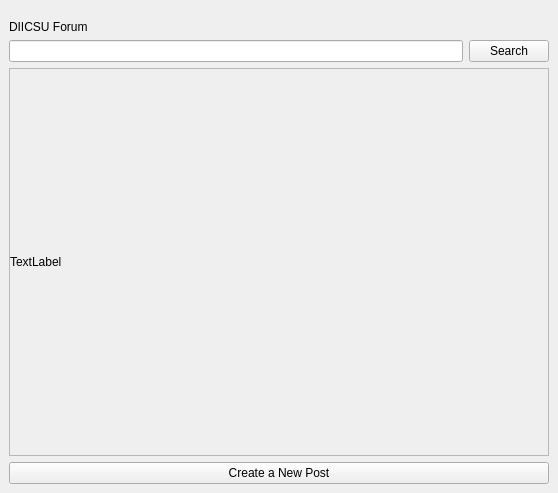
Old version of the form ui/postPage.ui in the repository FrenchFries-101/frontend.
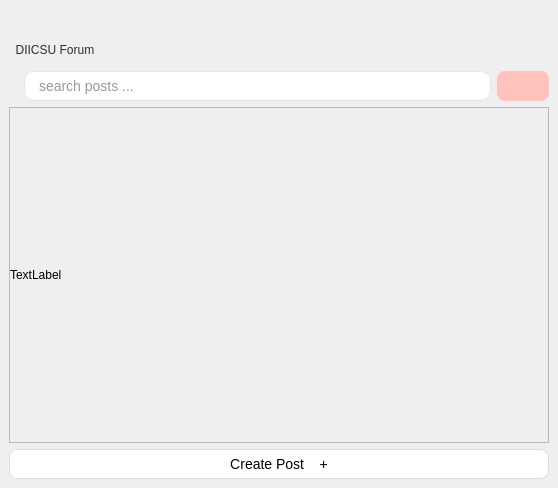
New version of the form. The open tabs and pages were chosen to show the change. Icons and pictures are not drawn.

Commit message: postMain's design has finished

Patch:
```diff
--- a/ui/postPage.ui
+++ b/ui/postPage.ui
@@ -7,7 +7,7 @@
     <x>0</x>
     <y>0</y>
     <width>558</width>
-    <height>493</height>
+    <height>488</height>
    </rect>
   </property>
   <property name="sizePolicy">
@@ -39,22 +39,156 @@
      </property>
      <widget class="QWidget" name="forum_main">
       <layout class="QVBoxLayout" name="verticalLayout_3">
+       <item>
+        <spacer name="verticalSpacer">
+         <property name="orientation">
+          <enum>Qt::Orientation::Vertical</enum>
+         </property>
+         <property name="sizeType">
+          <enum>QSizePolicy::Policy::Fixed</enum>
+         </property>
+         <property name="sizeHint" stdset="0">
+          <size>
+           <width>20</width>
+           <height>15</height>
+          </size>
+         </property>
+        </spacer>
+       </item>
        <item>
         <widget class="QLabel" name="title_main">
+         <property name="minimumSize">
+          <size>
+           <width>0</width>
+           <height>30</height>
+          </size>
+         </property>
+         <property name="focusPolicy">
+          <enum>Qt::FocusPolicy::NoFocus</enum>
+         </property>
+         <property name="styleSheet">
+          <string notr="true">/*font: 16pt &quot;Papyrus&quot;;*/
+font: 700 15pt &quot;Terminal&quot;;
+color: rgb(50, 43, 43);</string>
+         </property>
          <property name="text">
-          <string>DIICSU Forum</string>
+          <string>  DIICSU Forum</string>
          </property>
         </widget>
        </item>
        <item>
         <layout class="QHBoxLayout" name="Search">
          <item>
-          <widget class="QLineEdit" name="search_input"/>
+          <spacer name="horizontalSpacer">
+           <property name="orientation">
+            <enum>Qt::Orientation::Horizontal</enum>
+           </property>
+           <property name="sizeType">
+            <enum>QSizePolicy::Policy::Fixed</enum>
+           </property>
+           <property name="sizeHint" stdset="0">
+            <size>
+             <width>15</width>
+             <height>10</height>
+            </size>
+           </property>
+          </spacer>
+         </item>
+         <item>
+          <widget class="QLineEdit" name="search_input">
+           <property name="minimumSize">
+            <size>
+             <width>0</width>
+             <height>30</height>
+            </size>
+           </property>
+           <property name="maximumSize">
+            <size>
+             <width>16777215</width>
+             <height>30</height>
+            </size>
+           </property>
+           <property name="styleSheet">
+            <string notr="true">/* ================= 搜索框 ================= */
+
+QLineEdit#search_input {
+
+    background-color: white;
+
+    border: 1px solid #e5e5e5;
+    border-radius: 10px;
+
+    padding: 6px 12px;
+
+    font-size: 14px;
+    color: #333;
+
+}
+
+
+/* 鼠标悬停 */
+
+QLineEdit#search_input:hover {
+
+    border: 1px solid #ffb3c1;
+
+}
+
+
+/* 输入时 */
+
+QLineEdit#search_input:focus {
+
+    border: 1px solid #ff6b81;
+}
+
+
+/* placeholder 颜色 */
+
+QLineEdit#search_input::placeholder {
+
+    color: #aaaaaa;
+}</string>
+           </property>
+           <property name="placeholderText">
+            <string>search posts ...</string>
+           </property>
+          </widget>
          </item>
          <item>
           <widget class="QPushButton" name="search_button">
+           <property name="minimumSize">
+            <size>
+             <width>0</width>
+             <height>30</height>
+            </size>
+           </property>
+           <property name="maximumSize">
+            <size>
+             <width>16777215</width>
+             <height>30</height>
+            </size>
+           </property>
+           <property name="styleSheet">
+            <string notr="true">QPushButton#search_button {
+	font: 9pt &quot;Terminal&quot;;
+
+    background-color: #ffc2bc;
+    color: white;
+
+    border-radius: 8px;
+    border: none;
+
+    padding: 6px 14px;
+
+    font-size: 9px;
+}</string>
+           </property>
            <property name="text">
-            <string>Search</string>
+            <string/>
+           </property>
+           <property name="icon">
+            <iconset theme="QIcon::ThemeIcon::EditFind"/>
            </property>
           </widget>
          </item>
@@ -71,7 +205,7 @@
             <x>0</x>
             <y>0</y>
             <width>536</width>
-            <height>374</height>
+            <height>330</height>
            </rect>
           </property>
           <layout class="QVBoxLayout" name="verticalLayout_5">
@@ -103,8 +237,40 @@
        </item>
        <item>
         <widget class="QPushButton" name="to_create_botton">
+         <property name="layoutDirection">
+          <enum>Qt::LayoutDirection::LeftToRight</enum>
+         </property>
+         <property name="styleSheet">
+          <string notr="true">QPushButton#to_create_botton {
+
+    background-color: white;
+
+    border-radius: 8px;
+    border: 1px solid #dddddd;
+
+    padding: 6px 14px;
+    font-size: 14px;
+
+    text-align: center;
+    font-size: 14px;
+	font: 9pt &quot;Terminal&quot;;
+}
+
+
+/* 鼠标悬停 */
+QPushButton#to_create_botton:hover {
+
+    background-color: #fff7f9;
+    border: 1px solid #ff8fa3;
+}
+
+QPushButton#to_create_botton:pressed {
+
+    background-color: #ffe5ec;
+}</string>
+         </property>
          <property name="text">
-          <string>Create a New Post</string>
+          <string>Create Post    +</string>
          </property>
         </widget>
        </item>
```
Left out of the diff: 19 changed lines with no effect on the pictures. The commit also changes 2 other files.
